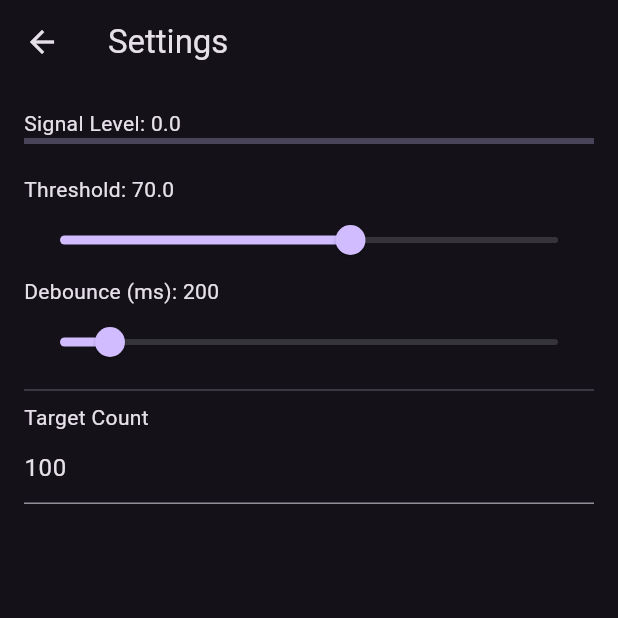
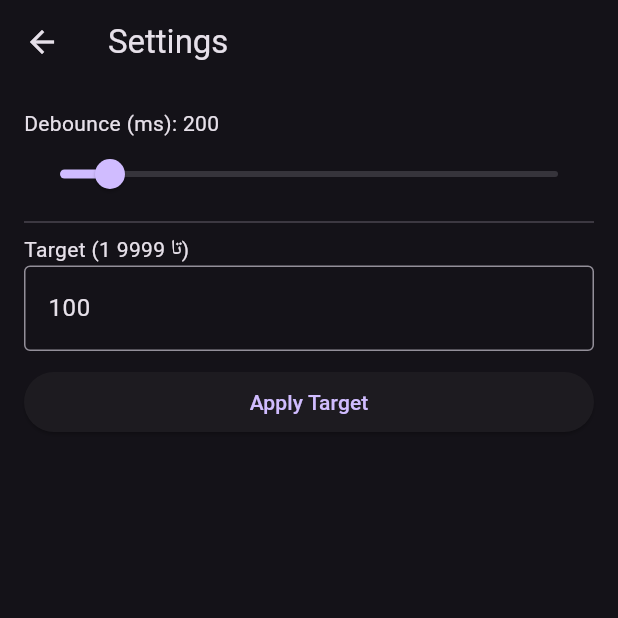
Before and after one commit to AMKOSHESH/coil-counter-flutter, a Flutter app: the SettingsSheet screen opened directly, on a phone screen of 412 x 824 dp, the top half of it. Run offline on Flutter 3.47's test engine with Material 3 defaults, Android fonts, the light colour scheme and no system bars; our stand-ins replace audioplayers, fl_chart, sensors_plus.

Commit message:
Update settings_sheet.dart

```diff
--- a/lib/ui/settings_sheet.dart
+++ b/lib/ui/settings_sheet.dart
@@ -2,14 +2,27 @@ import 'package:flutter/material.dart';
 import 'package:provider/provider.dart';
 import '../core/counter_controller.dart';
 
-class SettingsSheet extends StatelessWidget {
+class SettingsSheet extends StatefulWidget {
   const SettingsSheet({super.key});
+
+  @override
+  State<SettingsSheet> createState() => _SettingsSheetState();
+}
+
+class _SettingsSheetState extends State<SettingsSheet> {
+  late TextEditingController targetController;
+
+  @override
+  void initState() {
+    super.initState();
+    final c = context.read<CounterController>();
+    targetController =
+        TextEditingController(text: c.target.toString());
+  }
 
   @override
   Widget build(BuildContext context) {
     final c = context.watch<CounterController>();
-    final targetController =
-        TextEditingController(text: c.target.toString());
 
     return Scaffold(
       appBar: AppBar(
@@ -19,24 +32,9 @@ class SettingsSheet extends StatelessWidget {
           onPressed: () => Navigator.pop(context),
         ),
       ),
-      body: Padding(
+      body: ListView(
         padding: const EdgeInsets.all(16),
-        child: ListView(
         children: [
-            Text('Signal Level: ${c.sensorValue.toStringAsFixed(1)}'),
-            LinearProgressIndicator(
-              value: c.sensorValue / c.maxSensorValue,
-            ),
-            const SizedBox(height: 20),
-
-            Text('Threshold: ${c.threshold.toStringAsFixed(1)}'),
-            Slider(
-              min: 0,
-              max: c.maxSensorValue + 20,
-              value: c.threshold,
-              onChanged: c.setThreshold,
-            ),
-
           Text('Debounce (ms): ${c.debounce}'),
           Slider(
             min: 10,
@@ -48,17 +46,26 @@ class SettingsSheet extends StatelessWidget {
 
           const Divider(),
 
-            const Text('Target Count'),
+          const Text('Target (1 تا 9999)'),
           TextField(
+            controller: targetController,
             keyboardType: TextInputType.number,
-              controller: targetController,
-              onSubmitted: (v) {
-                final n = int.tryParse(v);
-                if (n != null) c.setTarget(n);
+            decoration: const InputDecoration(
+              border: OutlineInputBorder(),
+              hintText: 'مثلاً 120',
+            ),
+          ),
+          const SizedBox(height: 10),
+          ElevatedButton(
+            onPressed: () {
+              final v = int.tryParse(targetController.text);
+              if (v != null && v >= 1 && v <= 9999) {
+                c.setTarget(v);
+              }
             },
+            child: const Text('Apply Target'),
           ),
         ],
-        ),
       ),
     );
   }
```
Lines whose indentation alone changed are shown as unchanged.
